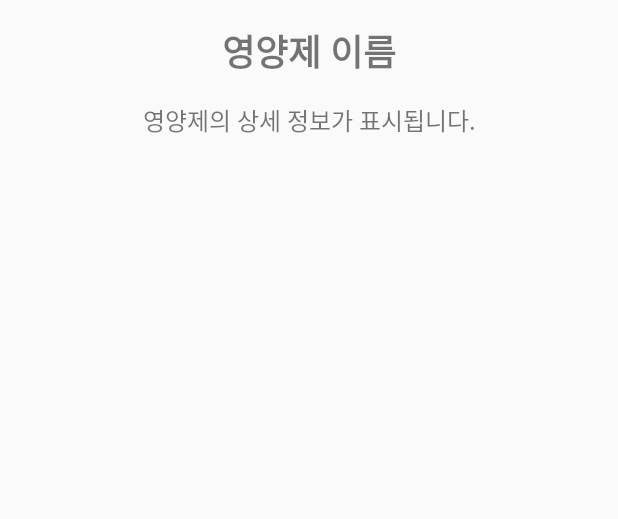
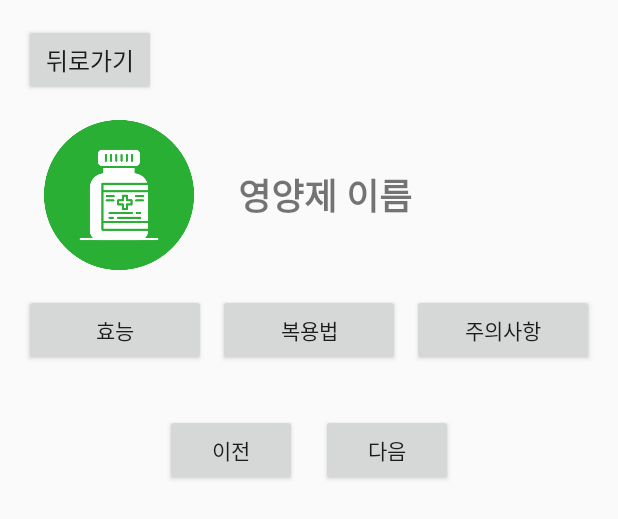
Before and after one commit to ccchaeng/NutriWish, an Android app: the layout fragment_supplement_detail.xml on its own in the app's theme, with its tools: preview values and no code run, on a phone screen of 412 x 824 dp. Shown: the top 519 px of the screen. Run offline under Robolectric (Android 15) with nearby library versions, the phone set to English and light mode, and no system bars.

Commit message:
Update fragment_supplement_detail.xml

```diff
--- a/app/src/main/res/layout/fragment_supplement_detail.xml
+++ b/app/src/main/res/layout/fragment_supplement_detail.xml
@@ -1,25 +1,112 @@
 <?xml version="1.0" encoding="utf-8"?>
 <LinearLayout xmlns:android="http://schemas.android.com/apk/res/android"
+    xmlns:tools="http://schemas.android.com/tools"
     android:layout_width="match_parent"
     android:layout_height="match_parent"
     android:orientation="vertical"
     android:padding="16dp">
 
-    <TextView
-        android:id="@+id/supplement_title"
+    <!-- 뒤로가기 버튼 -->
+    <Button
+        android:id="@+id/button_back"
+        android:layout_width="wrap_content"
+        android:layout_height="wrap_content"
+        android:text="뒤로가기"
+        android:textSize="16sp"
+        android:layout_marginBottom="16dp" />
+
+    <!-- 상단의 영양제 이미지와 이름 -->
+    <LinearLayout
         android:layout_width="match_parent"
         android:layout_height="wrap_content"
-        android:text="영양제 이름"
-        android:textSize="24sp"
-        android:textStyle="bold"
-        android:gravity="center"
-        android:layout_marginBottom="16dp"/>
+        android:orientation="horizontal"
+        android:layout_marginBottom="16dp">
 
-    <TextView
-        android:id="@+id/supplement_info"
+        <ImageView
+            android:id="@+id/supplement_image"
+            android:layout_width="0dp"
+            android:layout_height="100dp"
+            android:layout_weight="1"
+            android:src="@drawable/supplement" />
+
+        <TextView
+            android:id="@+id/supplement_title"
+            android:layout_width="0dp"
+            android:layout_height="match_parent"
+            android:layout_weight="2"
+            android:gravity="center_vertical"
+            android:paddingStart="16dp"
+            android:text="영양제 이름"
+            android:textAlignment="viewStart"
+            android:textSize="24sp"
+            android:textStyle="bold"
+            tools:ignore="RtlCompat" />
+    </LinearLayout>
+
+    <!-- 영양제 효능, 복용법, 주의사항 버튼을 가로로 배치 -->
+    <LinearLayout
         android:layout_width="match_parent"
         android:layout_height="wrap_content"
-        android:text="영양제의 상세 정보가 표시됩니다."
+        android:orientation="horizontal"
+        android:layout_marginBottom="16dp"
+        android:gravity="center">
+
+        <Button
+            android:id="@+id/button_benefits"
+            android:layout_width="0dp"
+            android:layout_height="wrap_content"
+            android:layout_weight="1"
+            android:text="효능"
+            android:layout_marginEnd="4dp" />
+
+        <Button
+            android:id="@+id/button_usage"
+            android:layout_width="0dp"
+            android:layout_height="wrap_content"
+            android:layout_weight="1"
+            android:text="복용법"
+            android:layout_marginEnd="4dp"
+            android:layout_marginStart="4dp" />
+
+        <Button
+            android:id="@+id/button_precautions"
+            android:layout_width="0dp"
+            android:layout_height="wrap_content"
+            android:layout_weight="1"
+            android:text="주의사항"
+            android:layout_marginStart="4dp" />
+    </LinearLayout>
+
+    <!-- 버튼 클릭 시 내용을 표시할 텍스트 박스 -->
+    <TextView
+        android:id="@+id/text_content"
+        android:layout_width="match_parent"
+        android:layout_height="wrap_content"
+        android:text="여기에 내용을 표시합니다."
         android:textSize="16sp"
-        android:textAlignment="center"/>
+        android:padding="16dp"
+        android:background="#EFEFEF"
+        android:visibility="gone" />
+
+    <!-- 이전, 다음 버튼 -->
+    <LinearLayout
+        android:layout_width="match_parent"
+        android:layout_height="wrap_content"
+        android:orientation="horizontal"
+        android:gravity="center"
+        android:layout_marginTop="16dp">
+
+        <Button
+            android:id="@+id/button_previous"
+            android:layout_width="wrap_content"
+            android:layout_height="wrap_content"
+            android:text="이전" />
+
+        <Button
+            android:id="@+id/button_next"
+            android:layout_width="wrap_content"
+            android:layout_height="wrap_content"
+            android:text="다음"
+            android:layout_marginStart="16dp" />
+    </LinearLayout>
 </LinearLayout>
```
